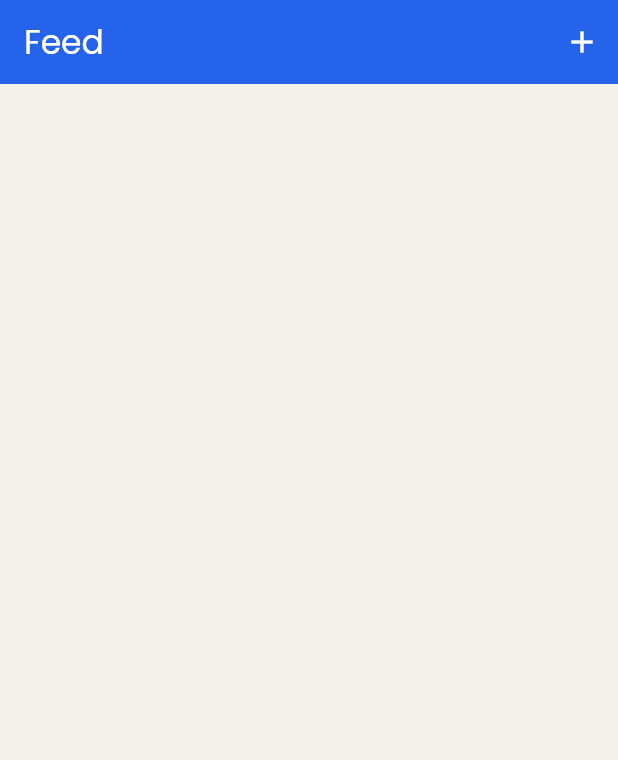
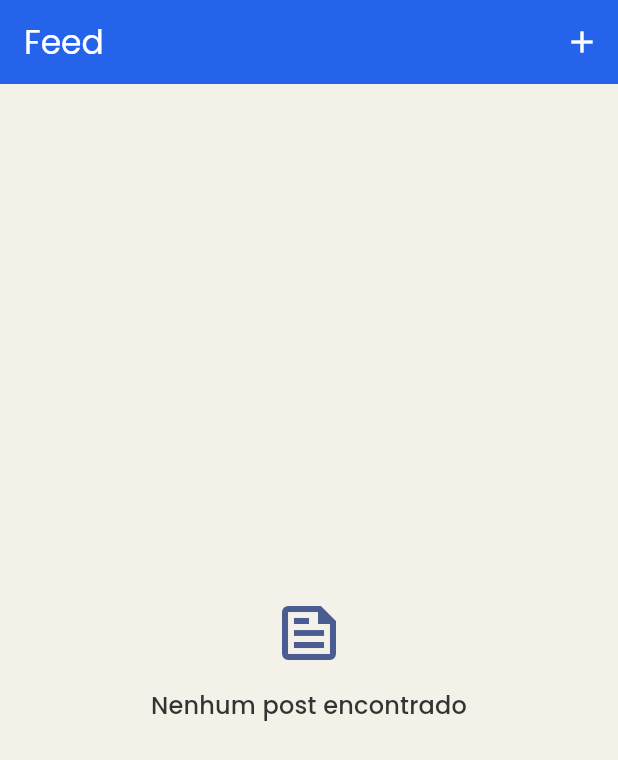
Before and after one commit to CarlosYanBezerraVieira/dev_connect, a Flutter app: the FeedPage screen opened by its route, on a phone screen of 412 x 824 dp. Shown: the top 760 px of the screen. Run offline on Flutter 3.47's test engine with Material 3 defaults, Android fonts, the phone set to English and light mode, and no system bars; our stand-ins replace dio, flutter_dotenv, flutter_mobx, get_it, go_router, google_fonts and 4 more; missing offline and left inert: validatorless; accounts and stored records are empty; generated files the repository leaves out were written again.

Commit message:
feat: create new widget feed empty

```diff
--- a/lib/features/feed/feed_page.dart
+++ b/lib/features/feed/feed_page.dart
@@ -1,5 +1,6 @@
 import 'package:dev_connect/core/routes/app_routes.dart';
 import 'package:dev_connect/core/ui/components/post/post_card.dart';
+import 'package:dev_connect/features/feed/widgets/feed_empty_state.dart';
 import 'package:dev_connect/core/ui/helpers/snackbar_helper.dart';
 import 'package:dev_connect/core/ui/components/loading/dc_loading.dart';
 import 'package:dev_connect/features/feed/store/feed_store.dart';
@@ -67,6 +68,10 @@ class _FeedPageState extends State<FeedPage> {
             return const DCLoading();
           }
 
+          if (store.posts.isEmpty) {
+            return const FeedEmptyState();
+          }
+
           return ListView.builder(
             itemCount: store.posts.length,
             itemBuilder: (BuildContext context, int index) {
--- /dev/null
+++ b/lib/features/feed/widgets/feed_empty_state.dart
@@ -0,0 +1,30 @@
+import 'package:flutter/material.dart';
+
+class FeedEmptyState extends StatelessWidget {
+  const FeedEmptyState({super.key});
+
+  @override
+  Widget build(BuildContext context) {
+    return Center(
+      child: Padding(
+        padding: const EdgeInsets.all(24.0),
+        child: Column(
+          mainAxisSize: MainAxisSize.min,
+          children: <Widget>[
+            Icon(
+              Icons.feed_outlined,
+              size: 48,
+              color: Theme.of(context).colorScheme.primary,
+            ),
+            const SizedBox(height: 12),
+            Text(
+              'Nenhum post encontrado',
+              style: Theme.of(context).textTheme.titleMedium,
+              textAlign: TextAlign.center,
+            ),
+          ],
+        ),
+      ),
+    );
+  }
+}
```
